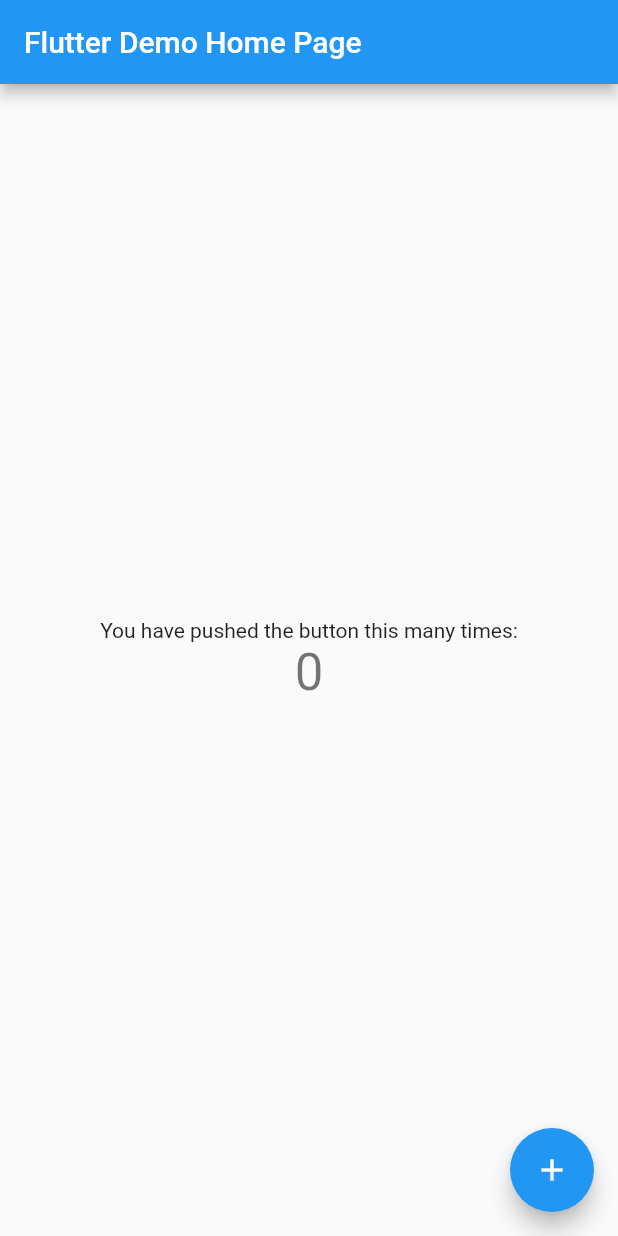
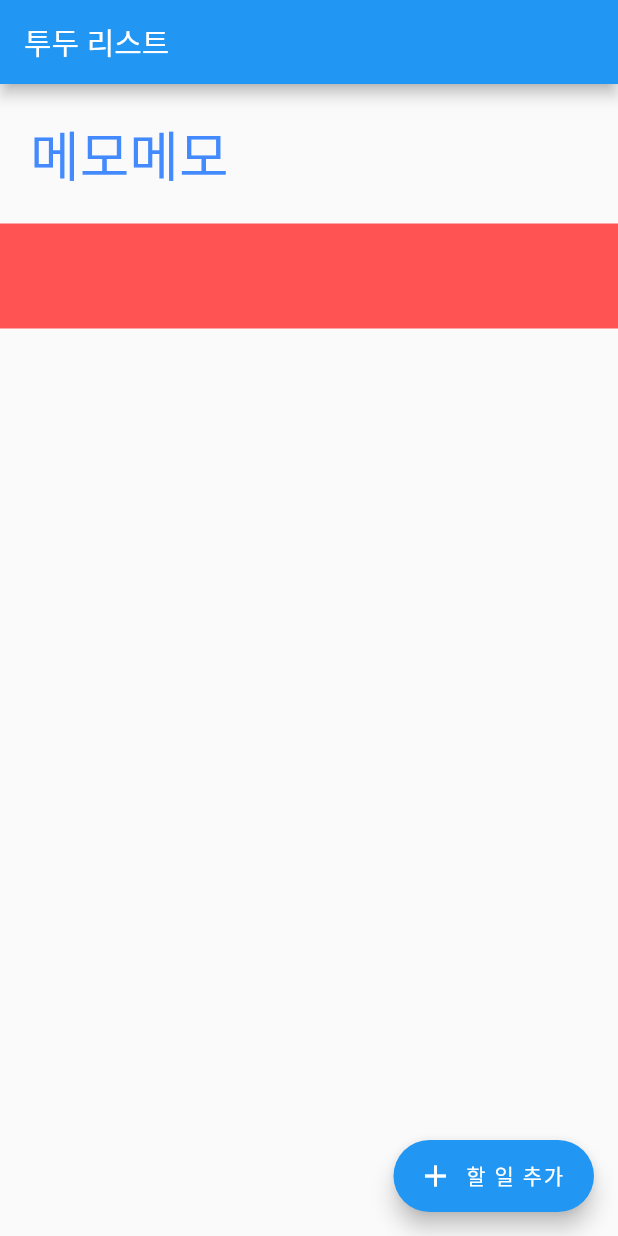
Before and after one commit to flutter-study-project/todo_minsoo, a Flutter app: the screen it shows after launch, on a phone screen of 412 x 824 dp. Run offline on Flutter 3.47's test engine with Material 2 defaults, Android fonts, the phone set to English and light mode, and no system bars.

Commit message:
[추가] 네비게이션 추가 및 리스트 뷰 생성

```diff
--- a/lib/main.dart
+++ b/lib/main.dart
@@ -1,4 +1,5 @@
 import 'package:flutter/material.dart';
+import 'package:todo_practice/screens/home.dart';
 
 void main() {
   runApp(MyApp());
@@ -9,105 +10,11 @@
   @override
   Widget build(BuildContext context) {
     return MaterialApp(
-      title: 'Flutter Demo',
+      title: 'Todo App',
       theme: ThemeData(
-        // This is the theme of your application.
-        //
-        // Try running your application with "flutter run". You'll see the
-        // application has a blue toolbar. Then, without quitting the app, try
-        // changing the primarySwatch below to Colors.green and then invoke
-        // "hot reload" (press "r" in the console where you ran "flutter run",
-        // or simply save your changes to "hot reload" in a Flutter IDE).
-        // Notice that the counter didn't reset back to zero; the application
-        // is not restarted.
         primarySwatch: Colors.blue,
       ),
-      home: MyHomePage(title: 'Flutter Demo Home Page'),
+      home: Home(),
     );
   }
 }
-
-class MyHomePage extends StatefulWidget {
-  MyHomePage({Key? key, required this.title}) : super(key: key);
-
-  // This widget is the home page of your application. It is stateful, meaning
-  // that it has a State object (defined below) that contains fields that affect
-  // how it looks.
-
-  // This class is the configuration for the state. It holds the values (in this
-  // case the title) provided by the parent (in this case the App widget) and
-  // used by the build method of the State. Fields in a Widget subclass are
-  // always marked "final".
-
-  final String title;
-
-  @override
-  _MyHomePageState createState() => _MyHomePageState();
-}
-
-class _MyHomePageState extends State<MyHomePage> {
-  int _counter = 0;
-
-  void _incrementCounter() {
-    setState(() {
-      // This call to setState tells the Flutter framework that something has
-      // changed in this State, which causes it to rerun the build method below
-      // so that the display can reflect the updated values. If we changed
-      // _counter without calling setState(), then the build method would not be
-      // called again, and so nothing would appear to happen.
-      _counter++;
-    });
-  }
-
-  @override
-  Widget build(BuildContext context) {
-    // This method is rerun every time setState is called, for instance as done
-    // by the _incrementCounter method above.
-    //
-    // The Flutter framework has been optimized to make rerunning build methods
-    // fast, so that you can just rebuild anything that needs updating rather
-    // than having to individually change instances of widgets.
-    return Scaffold(
-      appBar: AppBar(
-        // Here we take the value from the MyHomePage object that was created by
-        // the App.build method, and use it to set our appbar title.
-        title: Text(widget.title),
-      ),
-      body: Center(
-        // Center is a layout widget. It takes a single child and positions it
-        // in the middle of the parent.
-        child: Column(
-          // Column is also a layout widget. It takes a list of children and
-          // arranges them vertically. By default, it sizes itself to fit its
-          // children horizontally, and tries to be as tall as its parent.
-          //
-          // Invoke "debug painting" (press "p" in the console, choose the
-          // "Toggle Debug Paint" action from the Flutter Inspector in Android
-          // Studio, or the "Toggle Debug Paint" command in Visual Studio Code)
-          // to see the wireframe for each widget.
-          //
-          // Column has various properties to control how it sizes itself and
-          // how it positions its children. Here we use mainAxisAlignment to
-          // center the children vertically; the main axis here is the vertical
-          // axis because Columns are vertical (the cross axis would be
-          // horizontal).
-          mainAxisAlignment: MainAxisAlignment.center,
-          children: <Widget>[
-            Text(
-              'You have pushed the button this many times:',
-            ),
-            Text(
-              '$_counter',
-              style: Theme.of(context).textTheme.headline4,
-            ),
-          ],
-        ),
-      ),
-      floatingActionButton: FloatingActionButton(
-        onPressed: _incrementCounter,
-        tooltip: 'Increment',
-        child: Icon(Icons.add),
-      ), // This trailing comma makes auto-formatting nicer for build methods.
-    );
-  }
-}
--- /dev/null
+++ b/lib/screens/edit.dart
@@ -0,0 +1,17 @@
+import 'package:flutter/material.dart';
+
+class EditPage extends StatelessWidget {
+  const EditPage({Key? key}) : super(key: key);
+
+  @override
+  Widget build(BuildContext context) {
+    return Scaffold(
+      appBar: AppBar(
+        title: Text('hi'),
+      ),
+      body: Center(
+        child: Text('hi'),
+      ),
+    );
+  }
+}
--- /dev/null
+++ b/lib/screens/home.dart
@@ -0,0 +1,50 @@
+import 'package:flutter/cupertino.dart';
+import 'package:flutter/material.dart';
+import 'package:todo_practice/screens/edit.dart';
+
+class Home extends StatefulWidget {
+  Home({Key? key}) : super(key: key);
+
+  @override
+  _HomeState createState() => _HomeState();
+}
+
+class _HomeState extends State<Home> {
+  List<Widget> LoadMemo() {
+    List<Widget> memoList = [];
+    memoList.add(Container(color: Colors.redAccent, height: 70));
+    return memoList;
+  }
+
+  @override
+  Widget build(BuildContext context) {
+    return Scaffold(
+      appBar: AppBar(
+        title: Text('투두 리스트'),
+      ),
+      body: ListView(children: <Widget>[
+        Row(
+          children: <Widget>[
+            Padding(
+              padding: EdgeInsets.only(left: 20, top: 20, bottom: 20),
+              child: Text(
+                '메모메모',
+                style: TextStyle(fontSize: 36, color: Colors.blueAccent),
+              ),
+            )
+          ],
+        ),
+        ...LoadMemo()
+      ]),
+      floatingActionButton: FloatingActionButton.extended(
+        onPressed: () {
+          Navigator.push(context, CupertinoPageRoute(builder: (context) => EditPage()));
+        },
+        label: Text('할 일 추가'),
+        tooltip: '할 일을 추가하려면 클릭하세요',
+        icon: Icon(Icons.add),
+      ),
+    );
+    ;
+  }
+}
```
